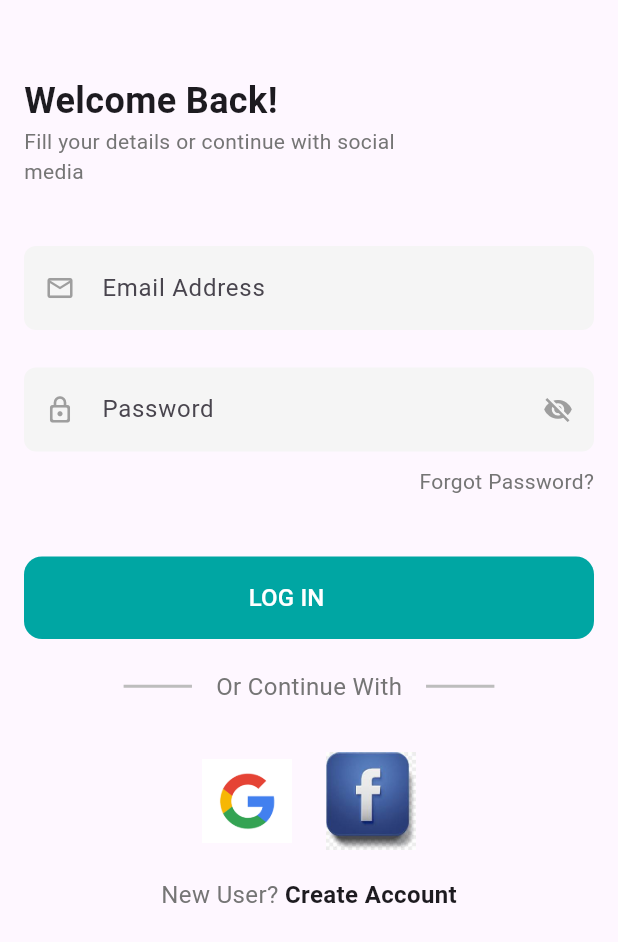
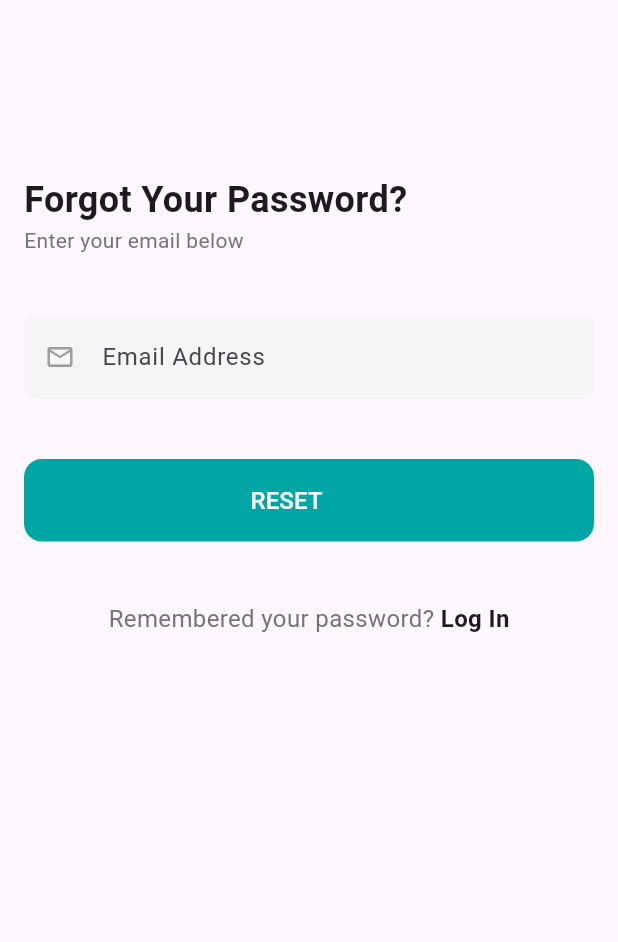
Before and after one commit to Atinuke-Manuels/WTF_MINI_PROJECT, a Flutter app: the LoginPage screen opened by its route, after a tap on "Forgot Password?", on a phone screen of 412 x 824 dp. Shown: the top 942 px of the screen. Run offline on Flutter 3.47's test engine with Material 3 defaults, Android fonts, the phone set to English and light mode, and no system bars; our stand-ins replace animated_splash_screen.

Commit message:
Added Forgot Password Screen

```diff
--- a/lib/features/common_widgets/text_input_field.dart
+++ b/lib/features/common_widgets/text_input_field.dart
@@ -3,7 +3,7 @@ import 'package:flutter/material.dart';
 class TextInputField extends StatelessWidget {
   const TextInputField({
     super.key,
-    required this.label,
+    // required this.label,
     required this.hint,
     required this.leading,
     this.trailing,
@@ -11,7 +11,7 @@ class TextInputField extends StatelessWidget {
     this.obscure,
   });
 
-  final String label;
+  // final String label;
   final String hint;
   final Icon leading;
   final Icon? trailing;
@@ -27,7 +27,7 @@ class TextInputField extends StatelessWidget {
       ),
       child: TextField(
         decoration: InputDecoration(
-          labelText: label,
+          // labelText: label,
           prefixIcon: leading,
           hintText: hint,
           suffixIcon: trailing,
--- /dev/null
+++ b/lib/features/forgot_password/page/forgot_password_page.dart
@@ -0,0 +1,28 @@
+import 'package:blend/features/forgot_password/widget/forgot_password_bottom_section.dart';
+import 'package:blend/features/forgot_password/widget/forgot_password_top_section.dart';
+import 'package:flutter/material.dart';
+
+class ForgotPasswordPage extends StatelessWidget {
+  const ForgotPasswordPage({super.key});
+
+  @override
+  Widget build(BuildContext context) {
+    return SafeArea(
+      child: Scaffold(
+        body: SingleChildScrollView(
+          reverse: true,
+          child: Container(
+            padding: EdgeInsets.all(16),
+            child: Column(
+              children: [
+                SizedBox(height: 100,),
+                ForgotPasswordTopSection(),
+                ForgotPasswordBottomSection()
+              ],
+            ),
+          ),
+        ),
+      ),
+    );
+  }
+}
--- /dev/null
+++ b/lib/features/forgot_password/widget/forgot_password_bottom_section.dart
@@ -0,0 +1,35 @@
+import 'package:flutter/material.dart';
+
+import '../../common_widgets/button_item.dart';
+
+class ForgotPasswordBottomSection extends StatelessWidget {
+  const ForgotPasswordBottomSection({super.key});
+
+  @override
+  Widget build(BuildContext context) {
+    return Container(
+      child: Column(
+        children: [
+          ButtonItem(
+              title: "RESET",
+              onPress: () {
+
+              },
+              buttonWidth: MediaQuery.of(context).size.width * 0.95),
+          SizedBox(height: 40,),
+          Row(
+            mainAxisAlignment: MainAxisAlignment.center,
+            children: [
+              Text("Remembered your password? ", style: TextStyle(color: Colors.grey.shade600, fontSize: 16),),
+              GestureDetector(
+                  onTap: () {
+                    Navigator.pushNamed(context, '/LoginPage');
+                  },
+                  child: Text("Log In", style: TextStyle(fontWeight: FontWeight.bold, fontSize: 16),))
+            ],
+          )
+        ],
+      ),
+    );
+  }
+}
--- /dev/null
+++ b/lib/features/forgot_password/widget/forgot_password_top_section.dart
@@ -0,0 +1,47 @@
+import 'package:flutter/material.dart';
+
+import '../../common_widgets/text_input_field.dart';
+
+class ForgotPasswordTopSection extends StatelessWidget {
+  const ForgotPasswordTopSection({super.key});
+
+  @override
+  Widget build(BuildContext context) {
+    return Container(
+      child: Column(
+        mainAxisAlignment: MainAxisAlignment.start,
+        crossAxisAlignment: CrossAxisAlignment.start,
+        children: [
+          Text(
+            "Forgot Your Password?",
+            style:
+            TextStyle(fontWeight: FontWeight.bold, fontSize: 24),
+          ),
+          Container(
+            width: MediaQuery.of(context).size.width * 0.6,
+            child: Text(
+              "Enter your email below",
+              style: TextStyle(color: Colors.grey.shade600),
+            ),
+          ),
+          SizedBox(
+            height: 40,
+          ),
+          TextInputField(
+            // label: 'Email Address',
+            hint: 'Email Address',
+            leading: Icon(
+              Icons.email_outlined,
+              color: Colors.grey.shade500,
+              size: 20,
+            ),
+            keyboardType: TextInputType.emailAddress,
+          ),
+          SizedBox(
+            height: 40,
+          ),
+        ],
+      ),
+    );
+  }
+}
--- a/lib/features/login/widgets/login_top_section.dart
+++ b/lib/features/login/widgets/login_top_section.dart
@@ -30,8 +30,8 @@ class LoginTopSection extends StatelessWidget {
             height: 40,
           ),
           TextInputField(
-            label: 'Email Address',
-            hint: 'you@example.com',
+            // label: 'Email Address',
+            hint: 'Email Address',
             leading: Icon(
               Icons.email_outlined,
               color: Colors.grey.shade500,
@@ -43,8 +43,8 @@ class LoginTopSection extends StatelessWidget {
             height: 25,
           ),
           TextInputField(
-            label: 'Password',
-            hint: '*********',
+            // label: 'Password',
+            hint: 'Password',
             leading: Icon(
               Icons.lock_outline_rounded,
               color: Colors.grey.shade500,
@@ -64,7 +64,9 @@ class LoginTopSection extends StatelessWidget {
           Container(
             alignment: Alignment.bottomRight,
             child: InkWell(
-                onTap: () {},
+                onTap: () {
+                  Navigator.pushNamed(context, '/ForgotPasswordPage');
+                },
                 child: Text(
                   "Forgot Password?",
                   style: TextStyle(color: Colors.grey.shade600),
--- a/lib/features/registration/widget/registration_bottom_section.dart
+++ b/lib/features/registration/widget/registration_bottom_section.dart
@@ -63,7 +63,7 @@ class RegistrationBottomSection extends StatelessWidget {
               Text("Already Have An Account? ", style: TextStyle(color: Colors.grey.shade600, fontSize: 16),),
               GestureDetector(
                   onTap: () {
-                    Navigator.pushNamed(context, '/HomePage');
+                    Navigator.pushNamed(context, '/LoginPage');
                   },
                   child: Text("Log In", style: TextStyle(fontWeight: FontWeight.bold, fontSize: 16),))
             ],
--- a/lib/main.dart
+++ b/lib/main.dart
@@ -1,4 +1,5 @@
 import 'package:animated_splash_screen/animated_splash_screen.dart';
+import 'package:blend/features/forgot_password/page/forgot_password_page.dart';
 import 'package:blend/features/registration/page/registration_page.dart';
 import 'package:blend/features/pages/splash_screen.dart';
 import 'package:flutter/material.dart';
@@ -30,8 +31,9 @@ class MyApp extends StatelessWidget {
         nextScreen: SplashScreen(),
       ),
       routes: {
-        '/HomePage': (context) => const LoginPage(),
-        '/RegistrationPage': (context) => const RegistrationPage()
+        '/LoginPage': (context) => const LoginPage(),
+        '/RegistrationPage': (context) => const RegistrationPage(),
+        '/ForgotPasswordPage': (context) => const ForgotPasswordPage()
       });
   }
 }
```
Also changed, not shown: lib/features/registration/widget/registration_top_section.dart (+6 -6 lines), 2 other files.
